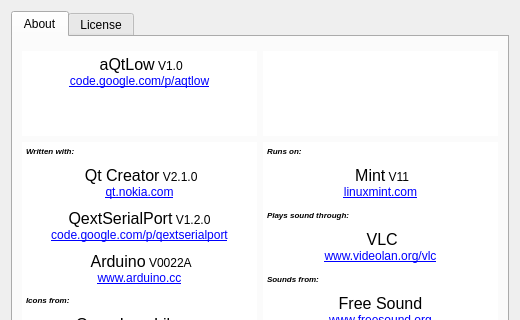
This is aQtLow/about.ui in bilenadam/aqtlow as Qt 5 draws it before an edit; both pictures show x 0 to 520 and y 0 to 320 of the 520 by 473 pixel window. The edited form follows.
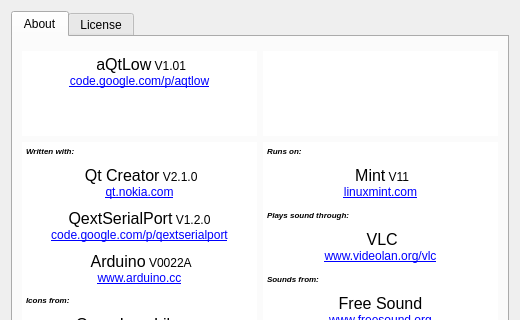
This is the edited form. Icons and pictures are not drawn.

The edit to the form file:
```diff
--- a/aQtLow/about.ui
+++ b/aQtLow/about.ui
@@ -87,7 +87,7 @@
 &lt;html&gt;&lt;head&gt;&lt;meta name=&quot;qrichtext&quot; content=&quot;1&quot; /&gt;&lt;style type=&quot;text/css&quot;&gt;
 p, li { white-space: pre-wrap; }
 &lt;/style&gt;&lt;/head&gt;&lt;body style=&quot; font-family:'Sans'; font-size:9pt; font-weight:400; font-style:normal;&quot;&gt;
-&lt;p align=&quot;center&quot; style=&quot; margin-top:0px; margin-bottom:0px; margin-left:0px; margin-right:0px; -qt-block-indent:0; text-indent:0px;&quot;&gt;&lt;img src=&quot;:/Pix/Icons/dipstick-small.png&quot; /&gt; &lt;span style=&quot; font-size:12pt;&quot;&gt;aQtLow&lt;/span&gt; V1.0&lt;/p&gt;
+&lt;p align=&quot;center&quot; style=&quot; margin-top:0px; margin-bottom:0px; margin-left:0px; margin-right:0px; -qt-block-indent:0; text-indent:0px;&quot;&gt;&lt;img src=&quot;:/Pix/Icons/dipstick-small.png&quot; /&gt; &lt;span style=&quot; font-size:12pt;&quot;&gt;aQtLow&lt;/span&gt; V1.01&lt;/p&gt;
 &lt;p align=&quot;center&quot; style=&quot; margin-top:0px; margin-bottom:0px; margin-left:0px; margin-right:0px; -qt-block-indent:0; text-indent:0px;&quot;&gt;&lt;a href=&quot;http://code.google.com/p/aqtlow/&quot;&gt;&lt;span style=&quot; text-decoration: underline; color:#0000ff;&quot;&gt;code.google.com/p/aqtlow&lt;/span&gt;&lt;/a&gt;&lt;/p&gt;&lt;/body&gt;&lt;/html&gt;</string>
              </property>
              <property name="openExternalLinks">
```
